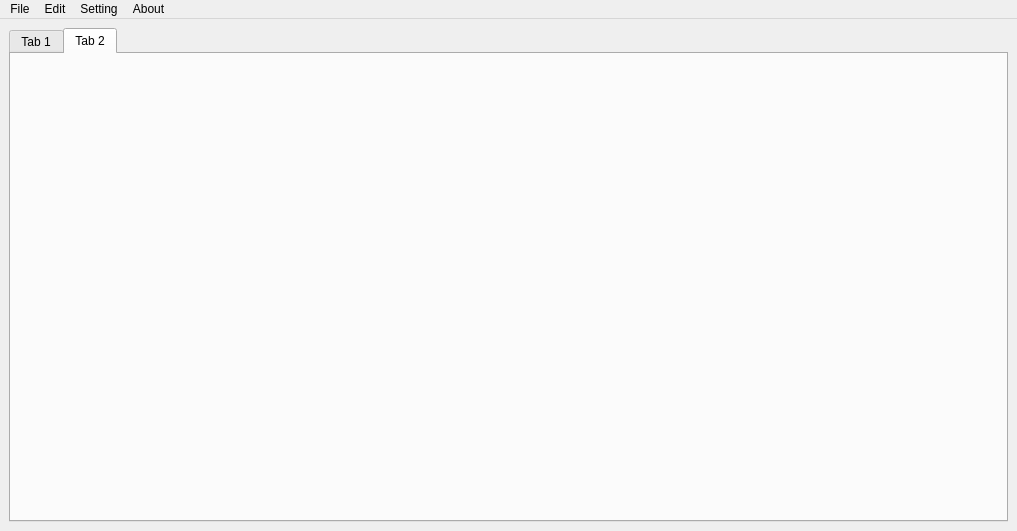
The window that src/mainwindow.ui (Klaksyn/FlexuraNoteRemaster) describes before a commit, drawn with Qt 5.
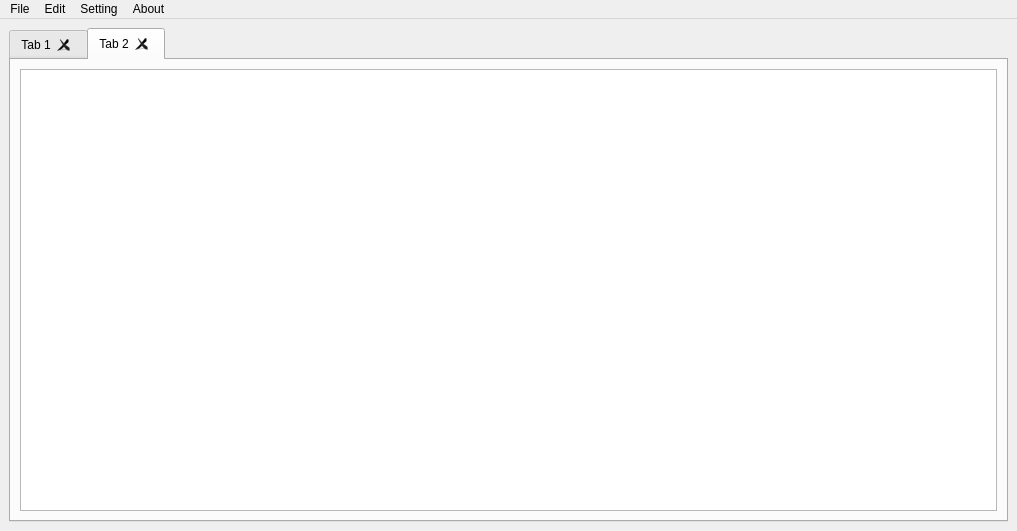
The same window after the commit. The open tabs and pages were chosen to show the change. Icons and pictures are not drawn.

Patch:
```diff
--- a/src/mainwindow.ui
+++ b/src/mainwindow.ui
@@ -18,7 +18,10 @@
     <item>
      <widget class="QTabWidget" name="tabWidget">
       <property name="currentIndex">
-       <number>0</number>
+       <number>1</number>
+      </property>
+      <property name="tabsClosable">
+       <bool>true</bool>
       </property>
       <widget class="QWidget" name="tab_3">
        <attribute name="title">
@@ -44,6 +47,21 @@
        <attribute name="title">
         <string>Tab 2</string>
        </attribute>
+       <layout class="QVBoxLayout" name="verticalLayout_2">
+        <item>
+         <widget class="QPlainTextEdit" name="plainTextEdit_2">
+          <property name="layoutDirection">
+           <enum>Qt::LeftToRight</enum>
+          </property>
+          <property name="lineWrapMode">
+           <enum>QPlainTextEdit::WidgetWidth</enum>
+          </property>
+          <property name="centerOnScroll">
+           <bool>false</bool>
+          </property>
+         </widget>
+        </item>
+       </layout>
       </widget>
      </widget>
     </item>
```
